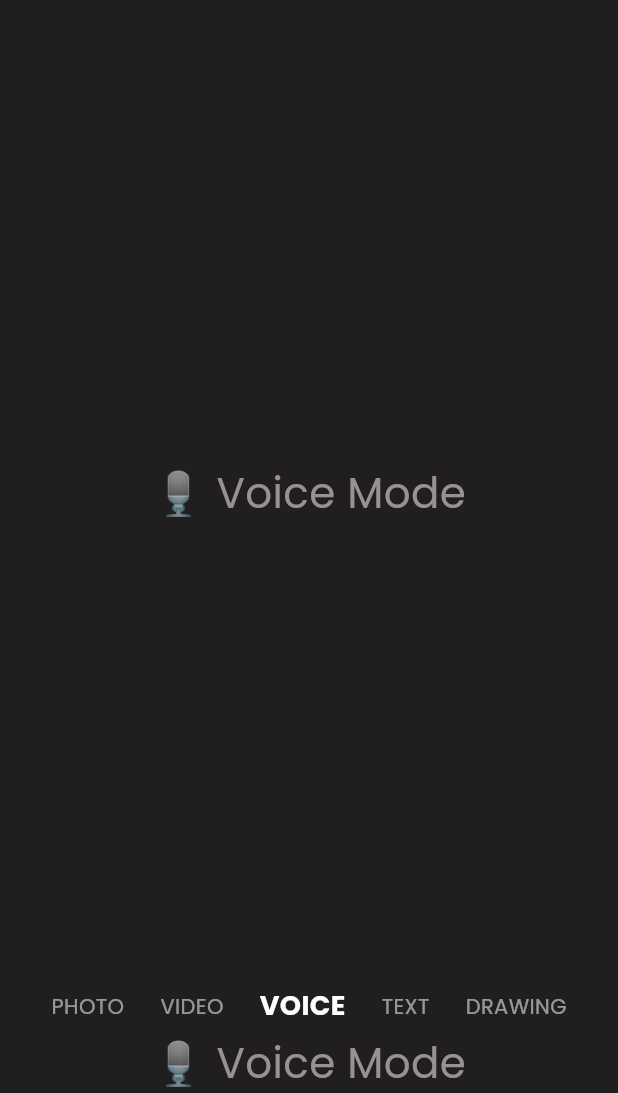
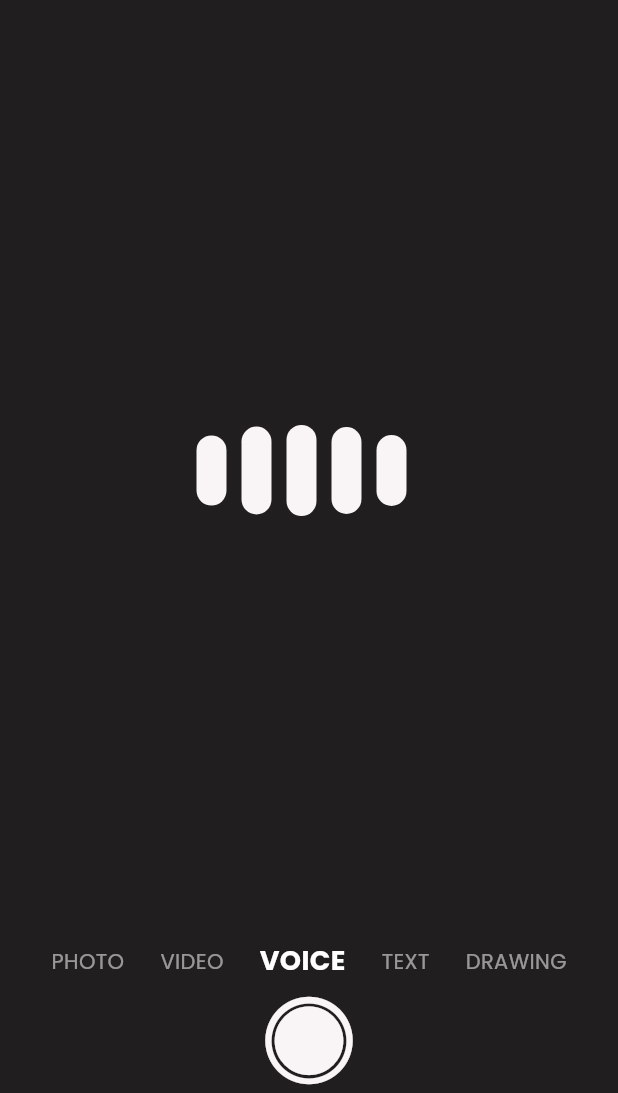
Before and after one commit to censop/back_to_us, a Flutter app: the CaptureScreen screen opened by its route, after a tap on "VIDEO", after a tap on "VOICE", on a phone screen of 412 x 824 dp, the part 143-1236 px from its top. Run offline on Flutter 3.47's test engine with Material 3 defaults, Android fonts, the phone set to English and light mode, and no system bars; our stand-ins replace camera, cloud_firestore, firebase_auth, firebase_core, firebase_storage, image_picker and 2 more; missing offline and left inert: record; accounts and stored records are empty.

Commit message:
video and saving to album mechanism is implemented, voice widget created

```diff
--- a/lib/Services/camera_service.dart
+++ b/lib/Services/camera_service.dart
@@ -1,4 +1,5 @@
 import 'dart:ui';
+import 'package:back_to_us/Models/album_item.dart';
 import 'package:camera/camera.dart';
 
 class CameraService {
@@ -6,8 +7,8 @@ class CameraService {
 
   static double maxZoom = 1.0;
   static double minZoom = 1.0;
-  static XFile? imageFile;
-  static XFile? videoFile;
+  static XFile? file;
+  static AlbumItemType? type;
 
   // Initialize cameras on app start
   static Future<void> initialize() async {
--- a/lib/screens/AlbumRelated/create_album_screen.dart
+++ b/lib/screens/AlbumRelated/create_album_screen.dart
@@ -212,7 +212,10 @@ class _CreateAlbumScreenState extends State<CreateAlbumScreen> {
                 child: selectedMode != "Single" ?
                 CustomSettingsTiles(
                   key: ValueKey(selectedMode),
-                  leading: Text("Add Members"),
+                  leading: Text(
+                    "Add Members",
+                    style: Theme.of(context).textTheme.bodyLarge,
+                  ),
                   mainWidget: Row(
                     children: [
 
--- a/lib/screens/NavigationBar/capture_screen.dart
+++ b/lib/screens/NavigationBar/capture_screen.dart
@@ -3,6 +3,7 @@ import 'package:back_to_us/Screens/save_item_screen.dart';
 import 'package:back_to_us/Services/camera_service.dart';
 import 'package:back_to_us/Services/notifiers.dart';
 import 'package:back_to_us/Widgets/CaptureScreenButtons/capture_button.dart';
+import 'package:back_to_us/Widgets/CaptureScreenModes/voice_widget.dart';
 import 'package:back_to_us/Widgets/CaptureScreenModes/photo_widget.dart';
 import 'package:back_to_us/Widgets/CaptureScreenModes/video_widget.dart';
 import 'package:back_to_us/routes.dart';
@@ -150,7 +151,7 @@ class _CaptureScreenState extends State<CaptureScreen> with WidgetsBindingObserv
           },
         );
       case "Voice":
-        return _buildPlaceholder("🎙️ Voice Mode");
+        return VoiceWidget();
       case "Text":
         return _buildPlaceholder("✏️ Text Mode");
       case "Drawing":
@@ -171,12 +172,11 @@ class _CaptureScreenState extends State<CaptureScreen> with WidgetsBindingObserv
               final file = await _photoCallback!();
               if (file != null) {
                 print("📸 Captured: ${file.path}");
-                CameraService.imageFile = file;
+                CameraService.file = file;
+                CameraService.type = AlbumItemType.photo;
                 Navigator.of(context).push(
                   MaterialPageRoute(
-                    builder: (context) => SaveItemScreen(
-                      type: AlbumItemType.photo
-                    )
+                    builder: (context) => SaveItemScreen()
                   )
                 );
               } else {
@@ -184,7 +184,7 @@ class _CaptureScreenState extends State<CaptureScreen> with WidgetsBindingObserv
               }
             },
         );
-      case "Video":
+      case "Video": //make this like snapchat, it records as you press
         return CaptureButton(
           innerCircleColor: const Color.fromARGB(255, 155, 37, 29),
           onTap: () async {
@@ -196,12 +196,11 @@ class _CaptureScreenState extends State<CaptureScreen> with WidgetsBindingObserv
               print("⏹️ Stop recording...");
               final file = await _stopRecordingCallback?.call();
               if (file != null && context.mounted) {
-                CameraService.videoFile = file;
+                CameraService.file = file;
+                CameraService.type = AlbumItemType.video;
                 Navigator.of(context).push(
                   MaterialPageRoute(
-                    builder: (context) => SaveItemScreen(
-                      type: AlbumItemType.video,
-                    ),
+                    builder: (context) => SaveItemScreen(),
                   ),
                 );
                 setState(() => _isRecording = false);
@@ -210,7 +209,9 @@ class _CaptureScreenState extends State<CaptureScreen> with WidgetsBindingObserv
           },
         );
       case "Voice":
-        return _buildPlaceholder("🎙️ Voice Mode");
+        return CaptureButton(
+          innerCircleColor: Theme.of(context).colorScheme.primary
+        );
       case "Text":
         return _buildPlaceholder("✏️ Text Mode");
       case "Drawing":
--- a/lib/screens/NavigationBar/home_screen.dart
+++ b/lib/screens/NavigationBar/home_screen.dart
@@ -47,7 +47,7 @@ class _HomeScreenState extends State<HomeScreen> {
       ),
 
       body: StreamBuilder(
-        stream: FirebaseService.getUserAlbums(),
+        stream: FirebaseService.albumStream(),
         builder: (context, snapshot) {
           if (snapshot.connectionState == ConnectionState.waiting) {
             return Center(
--- /dev/null
+++ b/lib/widgets/CaptureScreenModes/voice_widget.dart
@@ -0,0 +1,90 @@
+import 'dart:io';
+
+import 'package:back_to_us/Services/camera_service.dart';
+import 'package:back_to_us/Widgets/custom_recording_wave_widget.dart';
+import 'package:flutter/material.dart';
+import 'package:record/record.dart';
+
+class VoiceWidget extends StatefulWidget {
+  const VoiceWidget({super.key});
+
+  @override
+  State<VoiceWidget> createState() => _VoiceWidgetState();
+}
+
+class _VoiceWidgetState extends State<VoiceWidget> {
+  bool isRecording = false;
+  late final AudioRecorder _audioRecorder;
+  String? _audioPath;
+
+  @override
+  void initState() {
+    _audioRecorder = AudioRecorder();
+    super.initState();
+  }
+
+  @override
+  void dispose() {
+    _audioRecorder.dispose();
+    super.dispose();
+  }
+
+
+  @override
+  Widget build(BuildContext context) {
+    return Container(
+      child: CustomRecordingWaveWidget(),
+    );
+  }
+
+  Future<void> _startRecording() async {
+    if (!await _audioRecorder.hasPermission()) {
+      debugPrint("❌ Microphone permission not granted.");
+      return;
+    }
+
+    final tempDir = await getTemporaryDirectory();
+    final path = '${tempDir.path}/recording_${DateTime.now().millisecondsSinceEpoch}.m4a';
+
+    await _audioRecorder.start(
+      const RecordConfig(
+        encoder: AudioEncoder.aacLc,
+        bitRate: 128000,
+        sampleRate: 44100,
+      ),
+      path: path,
+    );
+
+    setState(() {
+      isRecording = true;
+      _audioPath = path;
+    });
+
+    debugPrint("🎙️ Recording started → $path");
+  }
+
+  Future<void> _stopRecording() async {
+    final path = await _audioRecorder.stop();
+    if (path == null) return;
+
+    setState(() {
+      isRecording = false;
+      _audioPath = path;
+    });
+
+    debugPrint("✅ Recording saved locally: $path");
+
+    final file = File(path);
+
+
+    // optional cleanup
+    try {
+      await file.delete();
+      debugPrint("🧹 Deleted temp audio file");
+    } catch (e) {
+      debugPrint("⚠️ Failed to delete temp file: $e");
+    }
+  }
+
+  Future getTemporaryDirectory() async {}
+}
--- a/lib/widgets/Sheets/add_members_sheet.dart
+++ b/lib/widgets/Sheets/add_members_sheet.dart
@@ -2,7 +2,6 @@ import 'package:back_to_us/Models/album_mode.dart';
 import 'package:back_to_us/Models/app_user.dart';
 import 'package:back_to_us/Services/firebase_service.dart';
 import 'package:back_to_us/Widgets/custom_profile_picture_displayer.dart';
-import 'package:back_to_us/Widgets/Sheets/friend_invite_sheet.dart';
 import 'package:flutter/material.dart';
 
 class AddMembersSheet extends StatefulWidget {
@@ -31,7 +30,7 @@ class _AddMembersSheetState extends State<AddMembersSheet> {
         children: [
           Text(
             "Add Members",
-            style: Theme.of(context).textTheme.titleLarge?.copyWith(
+            style: Theme.of(context).textTheme.titleLarge!.copyWith(
                 color: Theme.of(context).colorScheme.primary,
             ),
             textAlign: TextAlign.center,
--- /dev/null
+++ b/lib/widgets/custom_recording_wave_widget.dart
@@ -0,0 +1,56 @@
+import 'dart:async';
+import 'package:flutter/material.dart';
+
+class CustomRecordingWaveWidget extends StatefulWidget {
+  const CustomRecordingWaveWidget({super.key});
+
+  @override
+  State<CustomRecordingWaveWidget> createState() => _RecordingWaveWidgetState();
+}
+
+class _RecordingWaveWidgetState extends State<CustomRecordingWaveWidget> {
+  final List<double> _heights = [0.05, 0.07, 0.1, 0.07, 0.05];
+  Timer? _timer;
+
+  @override
+  void initState() {
+    _startAnimating();
+    super.initState();
+  }
+
+  @override
+  void dispose() {
+    _timer?.cancel();
+    super.dispose();
+  }
+
+  void _startAnimating() {
+    _timer = Timer.periodic(const Duration(milliseconds: 150), (timer) {
+      setState(() {
+        _heights.add(_heights.removeAt(0));
+      });
+    });
+  }
+
+  @override
+  Widget build(BuildContext context) {
+    return SizedBox(
+      height: MediaQuery.sizeOf(context).height * 0.1,
+      child: Row(
+        mainAxisAlignment: MainAxisAlignment.center,
+        children: _heights.map((height) {
+          return AnimatedContainer(
+            duration: const Duration(milliseconds: 300),
+            width: 20,
+            height: MediaQuery.sizeOf(context).height * height,
+            margin: const EdgeInsets.only(right: 10),
+            decoration: BoxDecoration(
+              color: Theme.of(context).colorScheme.primary,
+              borderRadius: BorderRadius.circular(50),
+            ),
+          );
+        }).toList(),
+      ),
+    );
+  }
+}
--- a/pubspec.yaml
+++ b/pubspec.yaml
@@ -28,6 +28,7 @@ environment:
 # the latest version available on pub.dev. To see which dependencies have newer
 # versions available, run `flutter pub outdated`.
 dependencies:
+  collection: ^1.19.1
   flutter:
     sdk: flutter
 
@@ -45,6 +46,7 @@ dependencies:
   camera: ^0.11.2
   provider: ^6.1.5+1
   video_player: ^2.10.0
+  record: ^6.1.2
 
 
 dev_dependencies:
```
Also changed, not shown: lib/Services/firebase_service.dart (+39 -1 lines), lib/models/album_item.dart (+4 -4 lines), lib/screens/save_item_screen.dart (+39 -5 lines), lib/widgets/SaveItemDisplay/photo_save_display.dart (+2 -27 lines), lib/widgets/SaveItemDisplay/video_save_display.dart (+21 -12 lines), lib/widgets/Sheets/select_album_sheet.dart (added, +146 -0 lines), lib/widgets/album_grid_item.dart (+4 -17 lines), lib/widgets/custom_album_preview.dart (added, +35 -0 lines), lib/widgets/stacked_member_display.dart (added, +60 -0 lines), pubspec.lock, 1 other file.
